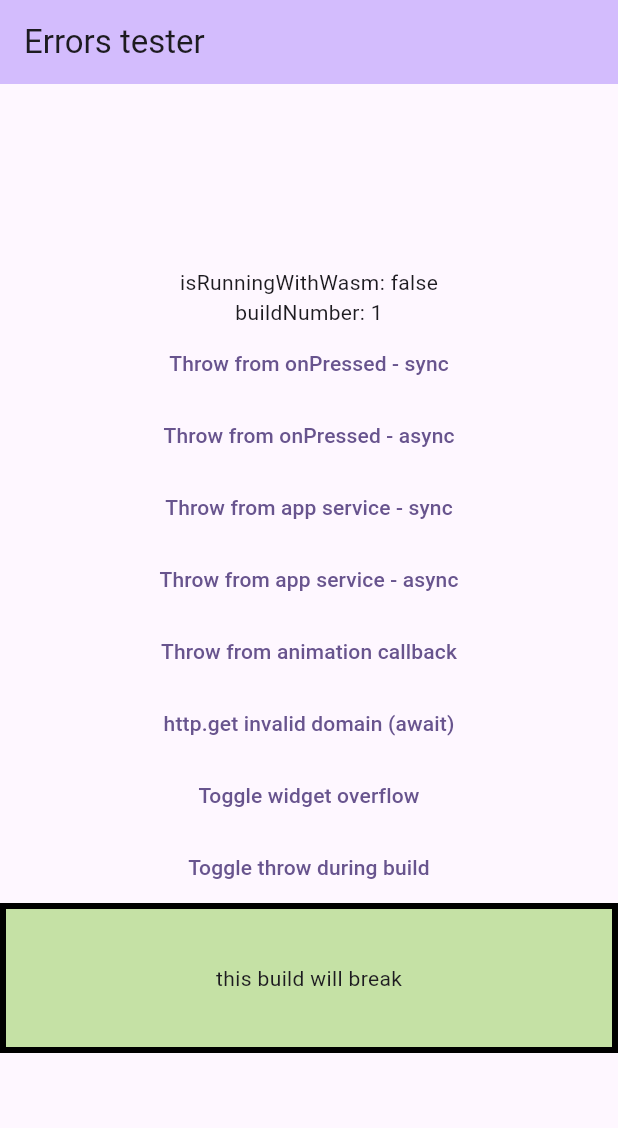
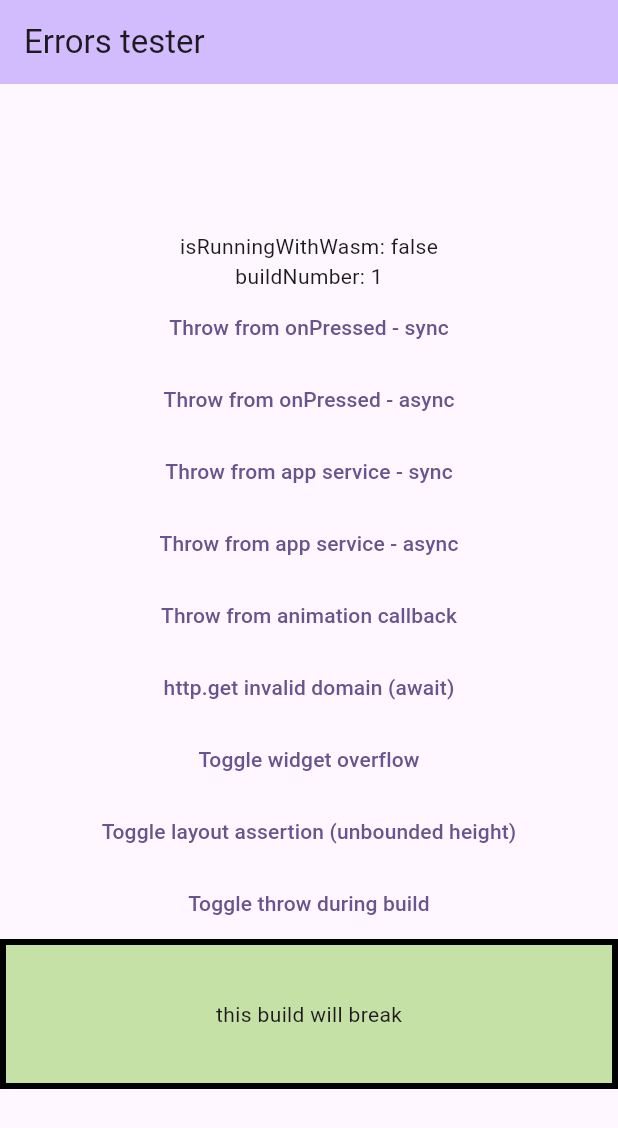
Before and after one commit to solgar/primio-AppTest-d700b186, a Flutter app: the screen it shows after launch, on a phone screen of 412 x 824 dp. Shown: the top 1128 px of the screen. Run offline on Flutter 3.47's test engine with Material 3 defaults, Android fonts, the phone set to English and light mode, and no system bars; our stand-ins replace package_info_plus.

Commit message:
feat: add layout assertion toggle to home screen
Introduce a toggle to trigger an unbounded height layout assertion error using a ListView inside a Column.

Primio-revision: 1f1812c1-fa8b-6410-82b8-cd6f2e902c0a

```diff
--- a/lib/screens/home_screen.dart
+++ b/lib/screens/home_screen.dart
@@ -16,6 +16,7 @@ class _HomeScreenState extends State<HomeScreen>
     with SingleTickerProviderStateMixin {
   bool shouldThrowDuringBuild = false;
   bool _showOverflow = false;
+  bool _showLayoutAssertion = false;
   String _buildNumber = '—';
   final AppService _appService = AppService();
   late final AnimationController _animationController;
@@ -90,6 +91,12 @@ class _HomeScreenState extends State<HomeScreen>
     });
   }
 
+  void _toggleLayoutAssertion() {
+    setState(() {
+      _showLayoutAssertion = !_showLayoutAssertion;
+    });
+  }
+
   Future<void> _throwFromHttpGet() async {
     try {
       final response = await http.get(Uri.parse('https://this.invalid.domain.test/error'));
@@ -160,6 +167,21 @@ class _HomeScreenState extends State<HomeScreen>
                 ),
               ),
             TextButton(
+              onPressed: _toggleLayoutAssertion,
+              child: const Text('Toggle layout assertion (unbounded height)'),
+            ),
+            if (_showLayoutAssertion)
+              SizedBox(
+                height: 80,
+                child: Column(
+                  children: [
+                    ListView(
+                      children: const [Text('item 1'), Text('item 2')],
+                    ),
+                  ],
+                ),
+              ),
+            TextButton(
               onPressed: _toggleThrowDuringBuild,
               child: const Text('Toggle throw during build'),
             ),
```
